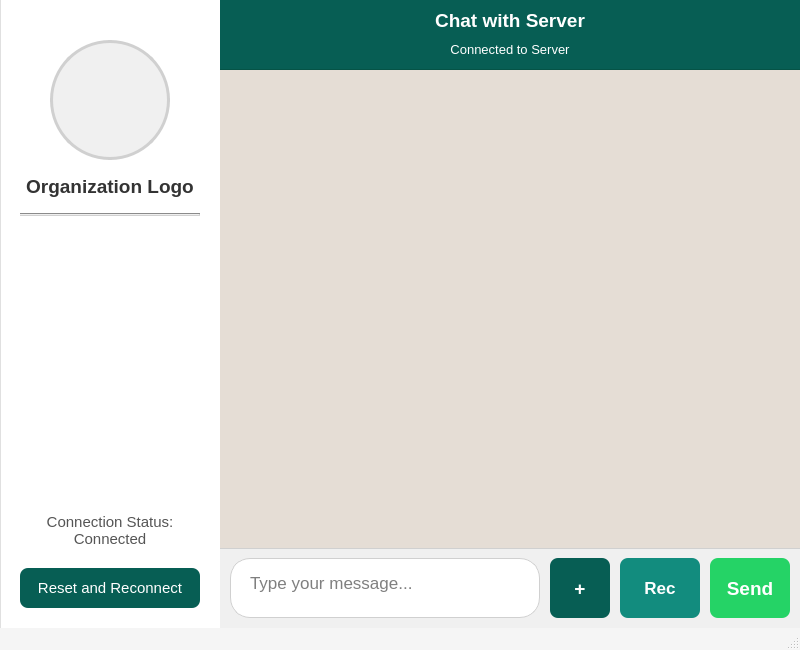
Qt form Client/View/ClientChatWindow.ui (Amin4424/ChatApp) before a commit.
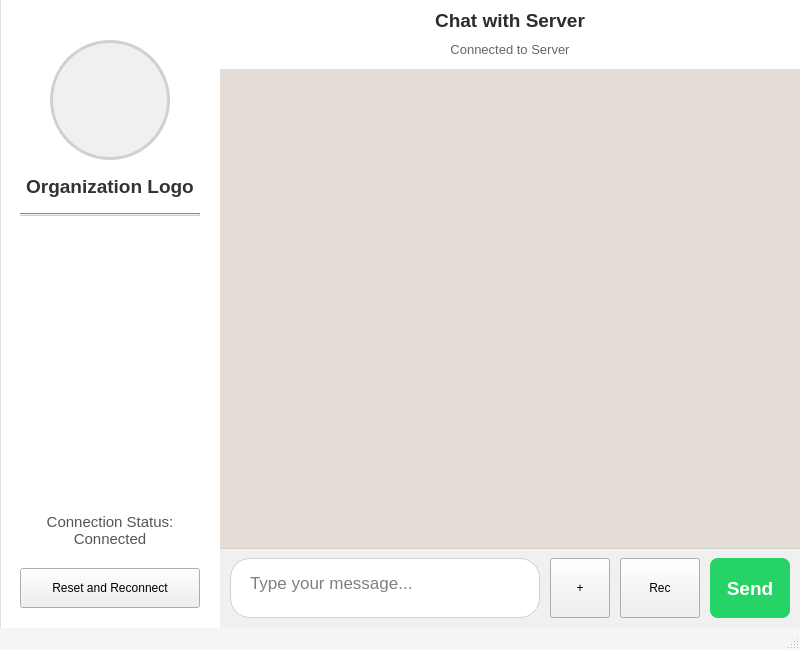
The same form after that commit.

Diff of the .ui file:
```diff
--- a/Client/View/ClientChatWindow.ui
+++ b/Client/View/ClientChatWindow.ui
@@ -168,20 +168,7 @@
           </size>
          </property>
          <property name="styleSheet">
-          <string notr="true">QPushButton {
-    background-color: #075e54;
-    color: white;
-    border: none;
-    border-radius: 8px;
-    font-size: 11pt;
-    padding: 8px;
-}
-QPushButton:hover {
-    background-color: #0a7c6f;
-}
-QPushButton:pressed {
-    background-color: #055346;
-}</string>
+          <string notr="true"/>
          </property>
          <property name="text">
           <string>Reset and Reconnect</string>
@@ -230,15 +217,15 @@
          </property>
          <property name="styleSheet">
           <string notr="true">QWidget#chatHeader {
-    background-color: #075e54;
-    border-bottom: 1px solid #055346;
+    background-color: #FFFFFF;
+    border-bottom: 1px solid #E0E0E0;
 }</string>
          </property>
          <layout class="QVBoxLayout" name="verticalLayout_2">
           <item>
            <widget class="QLabel" name="chatTitleLabel">
             <property name="styleSheet">
-             <string notr="true">font-size: 14pt; font-weight: bold; padding: 0px; color: white;</string>
+             <string notr="true">font-size: 14pt; font-weight: bold; padding: 0px; color: #2C2C2C;</string>
             </property>
             <property name="text">
              <string>Chat with Server</string>
@@ -251,7 +238,7 @@
           <item>
            <widget class="QLabel" name="chatSubtitleLabel">
             <property name="styleSheet">
-             <string notr="true">font-size: 10pt; padding: 2px; color: #ffffff;</string>
+             <string notr="true">font-size: 10pt; padding: 2px; color: #666666;</string>
             </property>
             <property name="text">
              <string>Connected to Server</string>
@@ -393,20 +380,7 @@
              </size>
             </property>
             <property name="styleSheet">
-             <string notr="true">QPushButton {
-    background-color: #075e54;
-    color: white;
-    border: none;
-    border-radius: 8px;
-    font-size: 14pt;
-    font-weight: bold;
-}
-QPushButton:hover {
-    background-color: #0a7c6f;
-}
-QPushButton:pressed {
-    background-color: #055346;
-}</string>
+             <string notr="true"/>
             </property>
             <property name="text">
              <string>+</string>
@@ -431,20 +405,7 @@
          <string>Record a voice message</string>
         </property>
         <property name="styleSheet">
-         <string notr="true">QPushButton {
-    background-color: #128c7e;
-    color: white;
-    border: none;
-    border-radius: 8px;
-    font-size: 13pt;
-    font-weight: bold;
-}
-QPushButton:hover {
-    background-color: #0f7569;
-}
-QPushButton:pressed {
-    background-color: #0c5c52;
-}</string>
+         <string notr="true"/>
         </property>
         <property name="text">
          <string>Rec</string>
```
